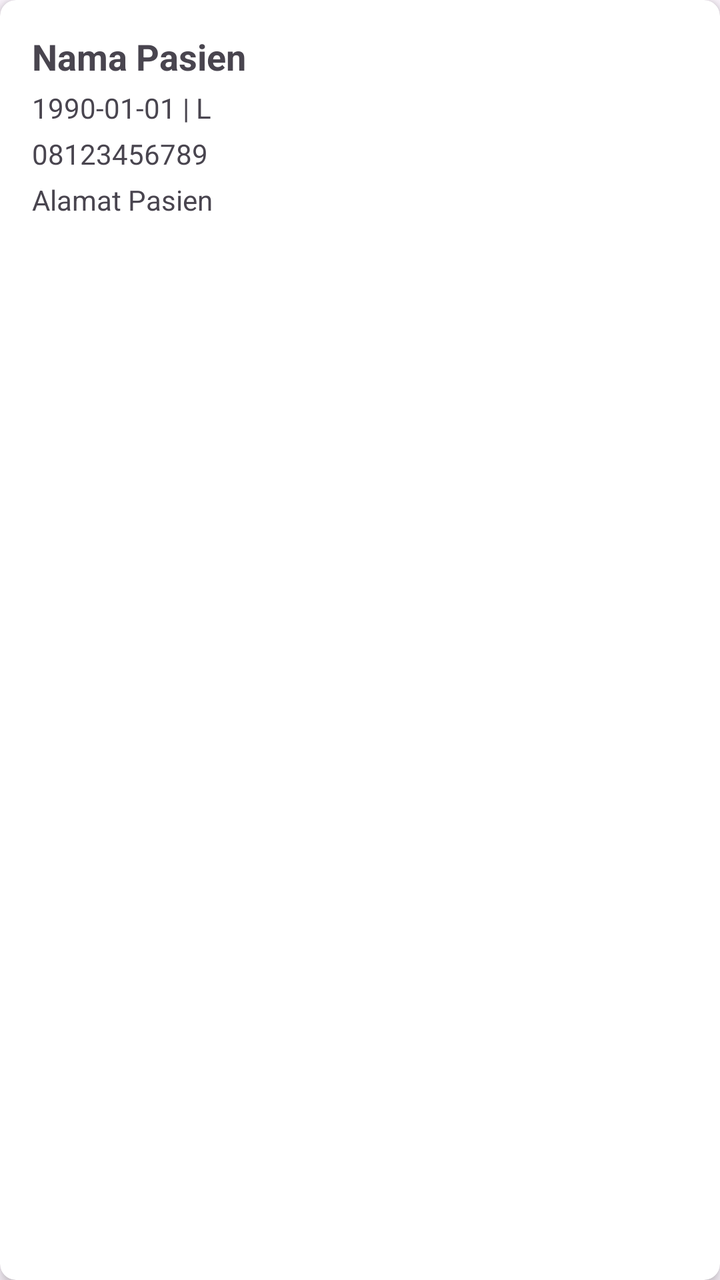
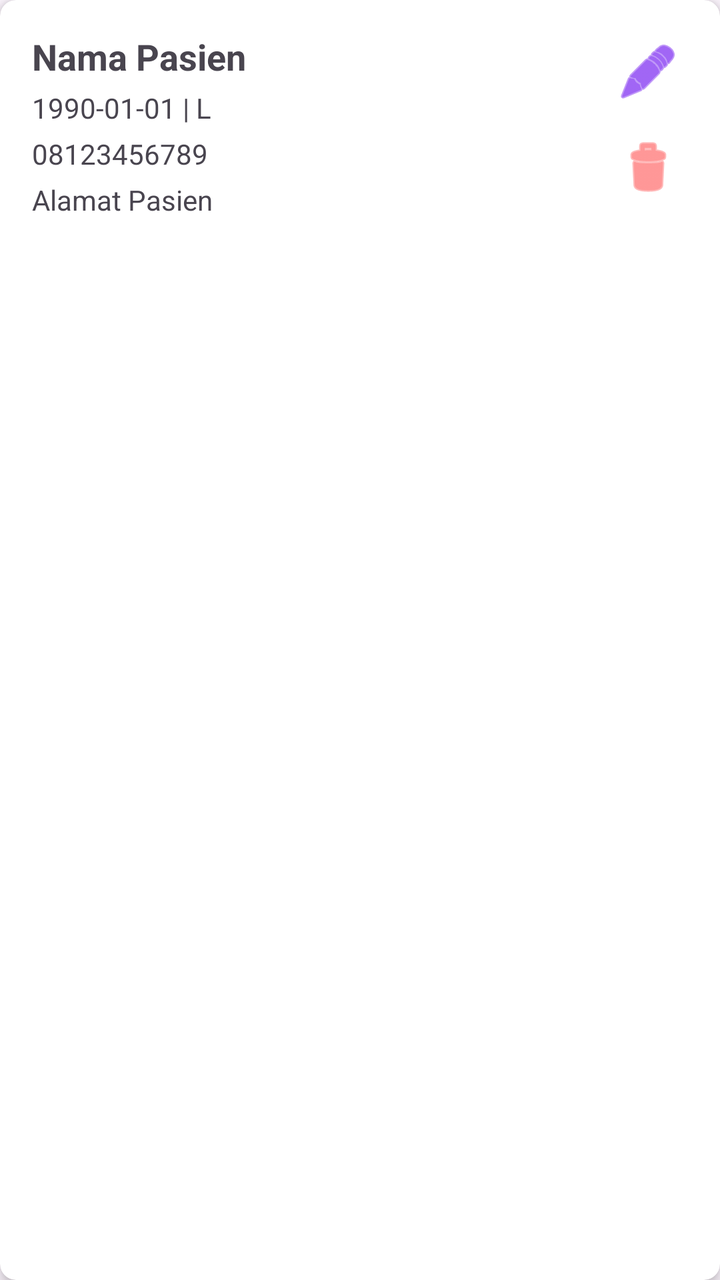

The first picture is an Android layout as it rendered before a commit; the second is the same layout after the commit. The layout source and the unified diff follow.
<!-- AndroidManifest.xml: application theme Theme.AppPasien -->
<!-- res/layout/item_pasien.xml -->
<?xml version="1.0" encoding="utf-8"?>
<androidx.cardview.widget.CardView xmlns:android="http://schemas.android.com/apk/res/android"
    xmlns:app="http://schemas.android.com/apk/res-auto"
    android:layout_width="match_parent"
    android:layout_height="wrap_content"
    android:layout_margin="8dp"
    app:cardCornerRadius="8dp"
    app:cardElevation="4dp">

    <LinearLayout
        android:layout_width="match_parent"
        android:layout_height="wrap_content"
        android:orientation="vertical"
        android:padding="16dp">

        <TextView
            android:id="@+id/tvNama"
            android:layout_width="wrap_content"
            android:layout_height="wrap_content"
            android:textSize="18sp"
            android:textStyle="bold"
            android:text="Nama Pasien" />

        <TextView
            android:id="@+id/tvTglLahirGender"
            android:layout_width="wrap_content"
            android:layout_height="wrap_content"
            android:layout_marginTop="4dp"
            android:text="1990-01-01 | L" />

        <TextView
            android:id="@+id/tvNoTelp"
            android:layout_width="wrap_content"
            android:layout_height="wrap_content"
            android:layout_marginTop="4dp"
            android:text="08123456789" />

        <TextView
            android:id="@+id/tvAlamat"
            android:layout_width="wrap_content"
            android:layout_height="wrap_content"
            android:layout_marginTop="4dp"
            android:text="Alamat Pasien" />
    </LinearLayout>
</androidx.cardview.widget.CardView>
<!-- resources referenced by this layout -->
<resources>
  <style name="Theme.AppPasien" parent="Base.Theme.AppPasien" />
  <style name="Base.Theme.AppPasien" parent="Theme.Material3.DayNight.NoActionBar">
          
          
      </style>
</resources>

<!-- the commit's change to res/layout/item_pasien.xml (unified diff, before → after) -->
@@ -10,36 +10,67 @@
     <LinearLayout
         android:layout_width="match_parent"
         android:layout_height="wrap_content"
-        android:orientation="vertical"
+        android:orientation="horizontal"
         android:padding="16dp">
 
-        <TextView
-            android:id="@+id/tvNama"
+        <LinearLayout
+            android:layout_width="0dp"
+            android:layout_height="wrap_content"
+            android:layout_weight="1"
+            android:orientation="vertical">
+
+            <TextView
+                android:id="@+id/tvNama"
+                android:layout_width="wrap_content"
+                android:layout_height="wrap_content"
+                android:textSize="18sp"
+                android:textStyle="bold"
+                android:text="Nama Pasien" />
+
+            <TextView
+                android:id="@+id/tvTglLahirGender"
+                android:layout_width="wrap_content"
+                android:layout_height="wrap_content"
+                android:layout_marginTop="4dp"
+                android:text="1990-01-01 | L" />
+
+            <TextView
+                android:id="@+id/tvNoTelp"
+                android:layout_width="wrap_content"
+                android:layout_height="wrap_content"
+                android:layout_marginTop="4dp"
+                android:text="08123456789" />
+
+            <TextView
+                android:id="@+id/tvAlamat"
+                android:layout_width="wrap_content"
+                android:layout_height="wrap_content"
+                android:layout_marginTop="4dp"
+                android:text="Alamat Pasien" />
+        </LinearLayout>
+
+        <LinearLayout
             android:layout_width="wrap_content"
             android:layout_height="wrap_content"
-            android:textSize="18sp"
-            android:textStyle="bold"
-            android:text="Nama Pasien" />
+            android:orientation="vertical"
+            android:gravity="center">
 
-        <TextView
-            android:id="@+id/tvTglLahirGender"
-            android:layout_width="wrap_content"
-            android:layout_height="wrap_content"
-            android:layout_marginTop="4dp"
-            android:text="1990-01-01 | L" />
+            <ImageButton
+                android:id="@+id/btnEdit"
+                android:layout_width="40dp"
+                android:layout_height="40dp"
+                android:background="?attr/selectableItemBackgroundBorderless"
+                android:src="@android:drawable/ic_menu_edit"
+                app:tint="@color/design_default_color_primary" />
 
-        <TextView
-            android:id="@+id/tvNoTelp"
-            android:layout_width="wrap_content"
-            android:layout_height="wrap_content"
-            android:layout_marginTop="4dp"
-            android:text="08123456789" />
-
-        <TextView
-            android:id="@+id/tvAlamat"
-            android:layout_width="wrap_content"
-            android:layout_height="wrap_content"
-            android:layout_marginTop="4dp"
-            android:text="Alamat Pasien" />
+            <ImageButton
+                android:id="@+id/btnDelete"
+                android:layout_width="40dp"
+                android:layout_height="40dp"
+                android:layout_marginTop="8dp"
+                android:background="?attr/selectableItemBackgroundBorderless"
+                android:src="@android:drawable/ic_menu_delete"
+                app:tint="#FF5252" />
+        </LinearLayout>
     </LinearLayout>
 </androidx.cardview.widget.CardView>
